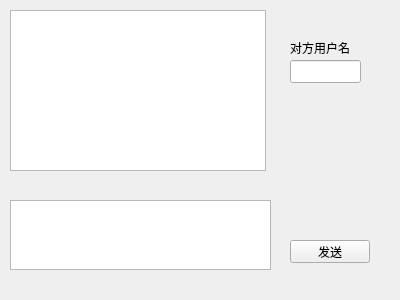
Old version of the form chatwindow.ui in the repository jjzhang166/login_client.
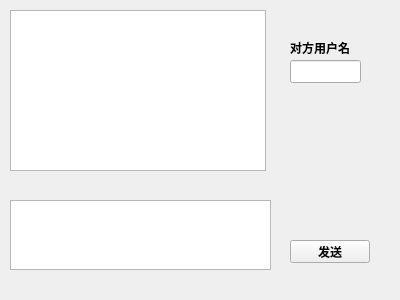
New version of the form.

Diff of the .ui file:
```diff
--- a/chatwindow.ui
+++ b/chatwindow.ui
@@ -10,6 +10,13 @@
     <height>300</height>
    </rect>
   </property>
+  <property name="font">
+   <font>
+    <family>微软雅黑</family>
+    <weight>75</weight>
+    <bold>true</bold>
+   </font>
+  </property>
   <property name="windowTitle">
    <string>Form</string>
   </property>
```
